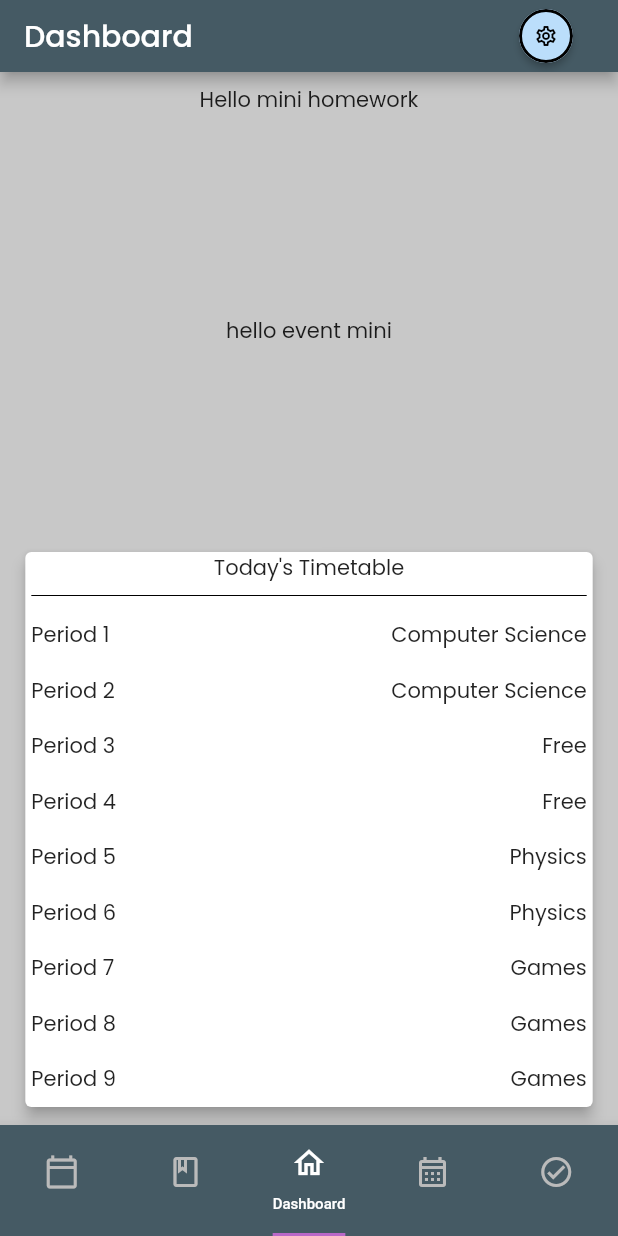
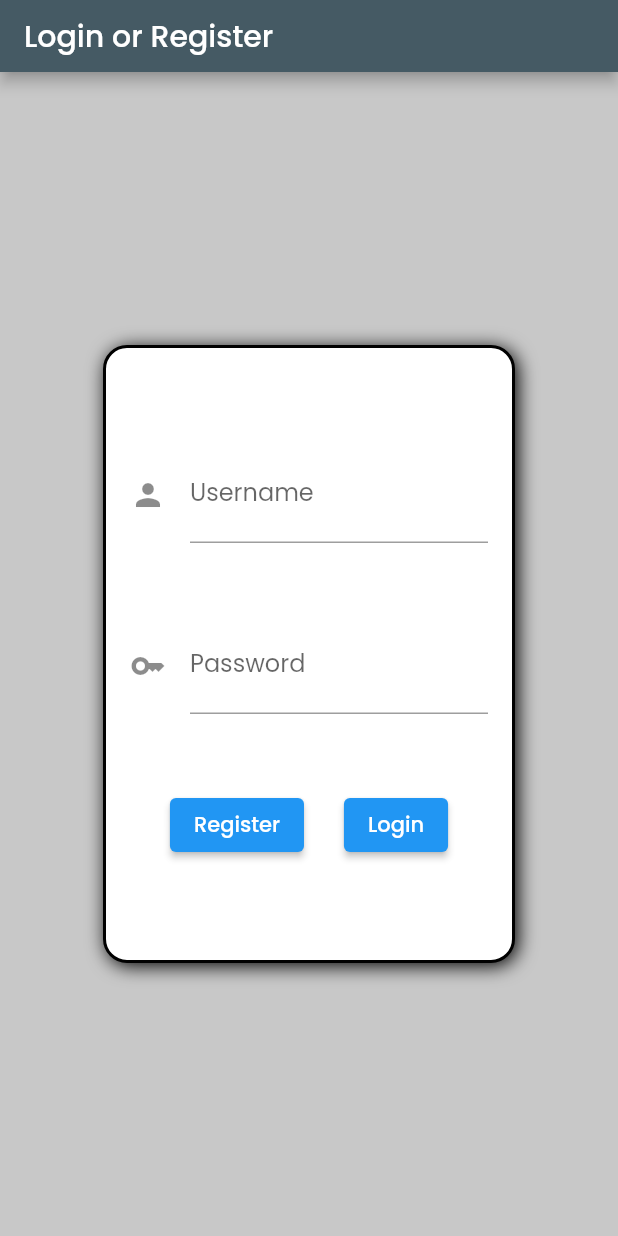
Before and after one commit to whitetxt/planner_app, a Flutter app: the screen it shows after launch, on a phone screen of 412 x 824 dp. Run offline on Flutter 3.47's test engine with Material 2 defaults, Android fonts, the phone set to English and light mode, and no system bars; drawn by our look-alikes of auto_size_text; our stand-ins replace google_fonts.

Commit message:
App and API changes Added Login/Registration page to app. Changed text theme for whole app Updated flutter packages. Removed email requirement for accounts.

```diff
--- /dev/null
+++ b/lib/login.dart
@@ -0,0 +1,278 @@
+// ignore_for_file: use_build_context_synchronously
+
+import 'dart:convert';
+
+import "package:http/http.dart" as http;
+import 'package:crypto/crypto.dart';
+import "package:flutter/material.dart";
+
+class MainPageArgs {
+  final String token;
+
+  MainPageArgs(this.token);
+}
+
+class LoginPage extends StatefulWidget {
+  const LoginPage({Key? key}) : super(key: key);
+
+  @override
+  State<LoginPage> createState() => _LoginPageState();
+}
+
+class _LoginPageState extends State<LoginPage> {
+  final _formKey = GlobalKey<FormState>();
+
+  String user = "";
+  String pass = "";
+  String token = "";
+
+  String serverIp = "http://127.0.0.1:8000";
+
+  String calculatePasswordHash(String password) {
+    // Hashes the password client-side to prevent sending it as plaintext over the wire.
+    List<int> passwordBytes = utf8.encode(password);
+    Digest passwordHash = sha256.convert(passwordBytes);
+    String passwordToSend = passwordHash.toString();
+    return passwordToSend;
+  }
+
+  Future<String> register(String username, String password) async {
+    String url = "$serverIp/api/v1/auth/register";
+    String passwordHash = calculatePasswordHash(password);
+    // POSTs to the server the user's desired details and waits for a response.
+    final response = await http.post(
+      Uri.parse(url),
+      body: {"username": username, "password": passwordHash},
+    );
+
+    // If the response code isn't OK
+    if (response.statusCode != 200) {
+      if (response.statusCode == 500) {
+        // Internal server errors mean that JSON was not returned, therefore we have to check as otherwise an error would occur trying to parse incorrect JSON.
+        return "Internal Server Error";
+      }
+      return json.decode(response.body)["detail"];
+    }
+    var responseData = json.decode(response.body);
+
+    // Combines the token and type together into a single string we can send with following requests.
+    var token = responseData["access_token"];
+    var tokenType = responseData["token_type"];
+    return "$tokenType $token";
+  }
+
+  Future<String> login(String username, String password) async {
+    String url = "$serverIp/api/v1/auth/login";
+    String passwordToSend = calculatePasswordHash(password);
+    // POSTs to the server the user's details and waits for a response.
+    final response = await http.post(
+      Uri.parse(url),
+      body: {"username": username, "password": passwordToSend},
+    );
+
+    // If the response code isn't OK
+    if (response.statusCode != 200) {
+      if (response.statusCode == 500) {
+        // Internal server errors mean that JSON was not returned, therefore we have to check as otherwise an error would occur trying to parse incorrect JSON.
+        return "Internal Server Error";
+      }
+      return json.decode(response.body)["detail"];
+    }
+    var responseData = json.decode(response.body);
+
+    // Combines the token and type together into a single string we can send with following requests.
+    var token = responseData["access_token"];
+    var tokenType = responseData["token_type"];
+    return "$tokenType $token";
+  }
+
+  Future<void> validateRegistration() async {
+    if (_formKey.currentState!.validate()) {
+      ScaffoldMessenger.of(context).showSnackBar(
+        SnackBar(
+          content: Text(
+            "Registering as $user",
+            style: Theme.of(context).textTheme.bodyMedium,
+            textAlign: TextAlign.center,
+          ),
+          backgroundColor: Theme.of(context).cardColor,
+          duration: const Duration(seconds: 5),
+        ),
+      );
+      String reason = await register(user, pass);
+      ScaffoldMessenger.of(context).clearSnackBars();
+      if (reason.startsWith("Bearer")) {
+        Navigator.pushReplacementNamed(
+          context,
+          "/dash",
+          arguments: MainPageArgs(token),
+        );
+      } else {
+        ScaffoldMessenger.of(context).showSnackBar(
+          SnackBar(
+            content: Text(
+              "Registration failed: $reason",
+              style: Theme.of(context).textTheme.bodyMedium,
+              textAlign: TextAlign.center,
+            ),
+            backgroundColor: Theme.of(context).errorColor,
+            duration: const Duration(seconds: 3),
+          ),
+        );
+      }
+    }
+    return;
+  }
+
+  Future<void> validateLogin() async {
+    if (_formKey.currentState!.validate()) {
+      ScaffoldMessenger.of(context).showSnackBar(
+        SnackBar(
+          content: Text(
+            "Logging in as $user",
+            style: Theme.of(context).textTheme.bodyMedium,
+            textAlign: TextAlign.center,
+          ),
+          backgroundColor: Colors.indigo.shade300,
+          duration: const Duration(seconds: 5),
+        ),
+      );
+      String reason = await login(user, pass);
+      ScaffoldMessenger.of(context).clearSnackBars();
+      if (reason.startsWith("Bearer")) {
+        token = reason;
+        Navigator.pushReplacementNamed(
+          context,
+          "/dash",
+          arguments: MainPageArgs(token),
+        );
+      } else {
+        ScaffoldMessenger.of(context).showSnackBar(
+          SnackBar(
+            content: Text(
+              "Login failed: $reason",
+              style: Theme.of(context).textTheme.bodyMedium,
+              textAlign: TextAlign.center,
+            ),
+            backgroundColor: Colors.red.shade600,
+            duration: const Duration(seconds: 3),
+          ),
+        );
+      }
+    }
+  }
+
+  @override
+  Widget build(BuildContext context) {
+    return Scaffold(
+      appBar: PreferredSize(
+        preferredSize: const Size.fromHeight(48),
+        child: AppBar(
+          title: const Text("Login or Register"),
+        ),
+      ),
+      backgroundColor: Theme.of(context).backgroundColor,
+      body: Form(
+        key: _formKey,
+        child: Column(
+          mainAxisAlignment: MainAxisAlignment.center,
+          children: [
+            Center(
+              child: Container(
+                constraints: BoxConstraints(
+                  maxWidth: MediaQuery.of(context).size.width / 1.5,
+                  maxHeight: MediaQuery.of(context).size.height / 2,
+                ),
+                alignment: Alignment.center,
+                decoration: BoxDecoration(
+                  color: Theme.of(context).cardColor,
+                  borderRadius: BorderRadius.circular(16),
+                  border: Border.all(
+                    color: Theme.of(context).shadowColor,
+                    width: 2,
+                  ),
+                  boxShadow: const [
+                    BoxShadow(
+                      color: Colors.black,
+                      offset: Offset(2.0, 2.0),
+                      blurRadius: 10.0,
+                    ),
+                  ],
+                ),
+                padding: const EdgeInsets.all(16),
+                child: Column(
+                  mainAxisAlignment: MainAxisAlignment.spaceEvenly,
+                  crossAxisAlignment: CrossAxisAlignment.center,
+                  children: [
+                    TextFormField(
+                      decoration: const InputDecoration(
+                        icon: Icon(Icons.person),
+                        hintText: "Username",
+                        labelText: "Username",
+                      ),
+                      validator: (value) {
+                        if (value == null || value.isEmpty) {
+                          return "Enter a username";
+                        }
+                        return null;
+                      },
+                      onChanged: (value) {
+                        user = value;
+                      },
+                      onFieldSubmitted: (String ae) async {
+                        await validateLogin();
+                      },
+                    ),
+                    TextFormField(
+                      decoration: const InputDecoration(
+                        icon: Icon(Icons.key),
+                        hintText: "Password",
+                        labelText: "Password",
+                      ),
+                      obscureText: true,
+                      enableSuggestions: false,
+                      validator: (value) {
+                        if (value == null || value.isEmpty) {
+                          return "Enter a password";
+                        }
+                        if (value.length < 8) {
+                          return "Password must be more than 8 characters";
+                        }
+                        return null;
+                      },
+                      onChanged: (value) {
+                        pass = value;
+                      },
+                      onFieldSubmitted: (String ae) async {
+                        await validateLogin();
+                      },
+                    ),
+                    Row(
+                      mainAxisAlignment: MainAxisAlignment.spaceEvenly,
+                      children: [
+                        ElevatedButton(
+                          onPressed: () async {
+                            // Validate the form (returns true if all is ok)
+                            validateRegistration();
+                          },
+                          child: const Text('Register'),
+                        ),
+                        ElevatedButton(
+                          onPressed: () async {
+                            // Validate the form (returns true if all is ok)
+                            validateLogin();
+                          },
+                          child: const Text('Login'),
+                        ),
+                      ],
+                    ),
+                  ],
+                ),
+              ),
+            ),
+          ],
+        ),
+      ),
+    );
+  }
+}
--- a/lib/main.dart
+++ b/lib/main.dart
@@ -3,6 +3,7 @@ import 'package:flutter/gestures.dart';
 import 'package:flutter/material.dart';
 import 'package:google_fonts/google_fonts.dart';
 
+import "login.dart";
 import "timetable.dart";
 import "homework.dart";
 import "dashboard.dart";
@@ -22,9 +23,7 @@ class PlannerApp extends StatelessWidget {
   // The MaterialApp is responsible for all rendering and event handling.
   @override
   Widget build(BuildContext context) {
-    return MaterialApp(
-      title: 'Planner',
-      theme: ThemeData(
+    ThemeData theme = ThemeData(
       primarySwatch: Colors.blue,
       primaryColor: Colors.grey.shade600,
       highlightColor: Colors.blue.shade100,
@@ -42,9 +41,14 @@ class PlannerApp extends StatelessWidget {
       backgroundColor: const Color.fromRGBO(200, 200, 200, 1),
       textTheme: GoogleFonts.poppinsTextTheme(),
       dividerColor: Colors.black,
-      ),
+    );
+    GoogleFonts.montserratTextTheme(theme.textTheme);
+    return MaterialApp(
+      title: 'Planner',
+      theme: theme,
       routes: {
-        "/": (context) => const MainPage(),
+        "/": (context) => const LoginPage(),
+        "/dash": (context) => const MainPage(),
         "/settings": (context) => const SettingsPage(),
       },
       initialRoute: "/",
--- a/pubspec.yaml
+++ b/pubspec.yaml
@@ -36,6 +36,9 @@ dependencies:
   cupertino_icons: ^1.0.2
   google_fonts: ^3.0.1
   auto_size_text: ^3.0.0
+  flutter_switch: ^0.3.2
+  crypto: ^3.0.2
+  http: ^0.13.5
 
 dev_dependencies:
   flutter_test:
```
Also changed, not shown: pubspec.lock, 4 other files. Lines whose indentation alone changed are shown as unchanged.
